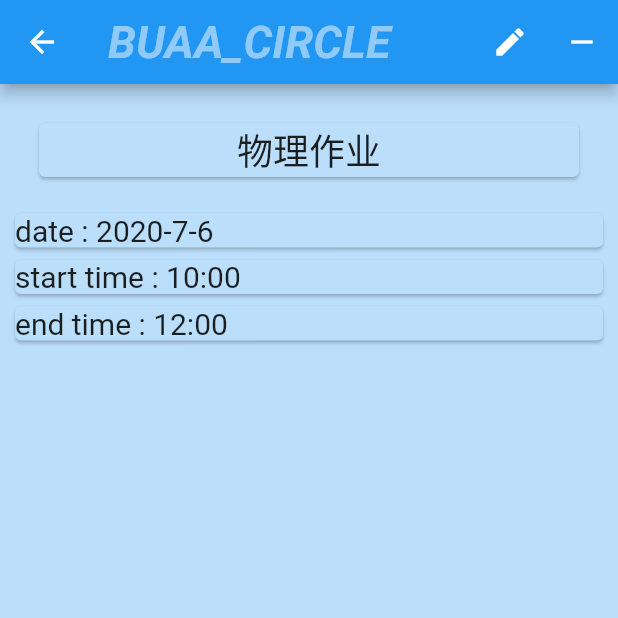
After one commit to buaaers-developers/BUAA_Circle_Real, a Flutter app: the TaskRoute screen opened directly with sample values from the repository, on a phone screen of 412 x 824 dp, the top half of it. The commit adds this screen. Run offline on Flutter 3.47's test engine with Material 2 defaults, Android fonts, the phone set to English and light mode, and no system bars; missing offline and left inert: flutter_timetable_view, timeline_list.

Commit message:
v1.1 add task-modification

```diff
--- /dev/null
+++ b/lib/main_routes/task_route.dart
@@ -0,0 +1,146 @@
+import 'package:buaacircle/task/tasks.dart';
+import 'package:flutter/cupertino.dart';
+import 'package:flutter/material.dart';
+
+class TaskRoute extends StatefulWidget {
+
+  Task _task;
+
+  TaskRoute(this._task);
+
+  @override
+  _TaskRouteState createState() => _TaskRouteState(this._task);
+
+}
+
+class _TaskRouteState extends State<TaskRoute> {
+
+  final Task _task;
+
+  _TaskRouteState(this._task);
+
+  @override
+  Widget build(BuildContext context) {
+    return Scaffold(
+      appBar: AppBar(
+        title: Text(
+          "BUAA_CIRCLE",
+          style: TextStyle(
+            color: Colors.blue[200],
+            fontSize: 30,
+            fontWeight: FontWeight.bold,
+            fontStyle: FontStyle.italic,
+          ),
+        ),
+        actions: <Widget>[
+          IconButton(icon: Icon(Icons.edit), onPressed: () {}),
+          IconButton(icon: Icon(Icons.remove), onPressed: () {}),
+        ],
+      ),
+      body: ListView(
+        padding: EdgeInsets.all(6.0),
+        children: <Widget>[
+          Card(
+            child: Text(
+              _task.title,
+              style: TextStyle(
+                fontSize: 24,
+              ),
+              textAlign: TextAlign.center,
+            ),
+            color: _task.category.cardColor,
+            margin: EdgeInsets.all(20.0),
+          ),
+          GestureDetector(
+            onTap: () {
+              showDatePicker(
+                context: context,
+                initialDate: new DateTime.now(),
+                firstDate: new DateTime.now().subtract(new Duration(days: 10)),
+                lastDate: new DateTime.now().add(new Duration(days: 365)),
+              ).then((value) {
+                setState(() {
+                  if (value != null)
+                    _task.startTime = new DateTime(value.year, value.month, value.day,
+                                        _task.startTime.hour, _task.startTime.minute);
+                });
+              });
+            },
+            child: Card(
+              child: Text(
+                "date :\t" + _task.startTime.year.toString() + "-"
+                    + _task.startTime.month.toString() + "-"
+                    + _task.startTime.day.toString(),
+                style: TextStyle(
+                  fontSize: 20,
+                ),
+                textAlign: TextAlign.left,
+              ),
+              color: _task.category.cardColor,
+            ),
+          ),
+          GestureDetector(
+            onTap: () {
+              showTimePicker(context: context, initialTime: TimeOfDay.now())
+                  .then((value) {
+                    setState(() {
+                      if (value != null)
+                        _task.startTime = new DateTime(
+                          _task.startTime.year,
+                          _task.startTime.month,
+                          _task.startTime.day,
+                          value.hour,
+                          value.minute,
+                        );
+                    });
+                  });
+            },
+            child: Card(
+              child: Text(
+                "start time :\t" + timeFormat(_task.startTime.hour, _task.startTime.minute),
+                style: TextStyle(
+                  fontSize: 20,
+                ),
+                textAlign: TextAlign.left,
+              ),
+              color: _task.category.cardColor,
+            ),
+          ),
+          GestureDetector(
+            onTap: () {
+              showTimePicker(context: context, initialTime: TimeOfDay.now())
+                  .then((value) {
+                    setState(() {
+                      if (value != null)
+                        _task.endTime = new DateTime(
+                          _task.endTime.year,
+                          _task.endTime.month,
+                          _task.endTime.day,
+                          value.hour,
+                          value.minute,
+                        );
+                    });
+                  });
+            },
+            child: Card(
+              child: Text(
+                "end time :\t" + timeFormat(_task.endTime.hour, _task.endTime.minute),
+                style: TextStyle(
+                  fontSize: 20,
+                ),
+                textAlign: TextAlign.left,
+              ),
+              color: _task.category.cardColor,
+            ),
+          ),
+        ],
+      ),
+      backgroundColor: _task.category.cardColor,
+    );
+  }
+
+  String timeFormat(int hh, int mm) {
+    return hh.toString() + (mm >= 10 ? ":" : ":0") + mm.toString();
+  }
+
+}
```
Also changed, not shown: lib/main_routes/schedule_route.dart (+17 -8 lines), lib/main_routes/timeline_route.dart (+15 -3 lines), lib/task/tasks.dart (+26 -27 lines).
